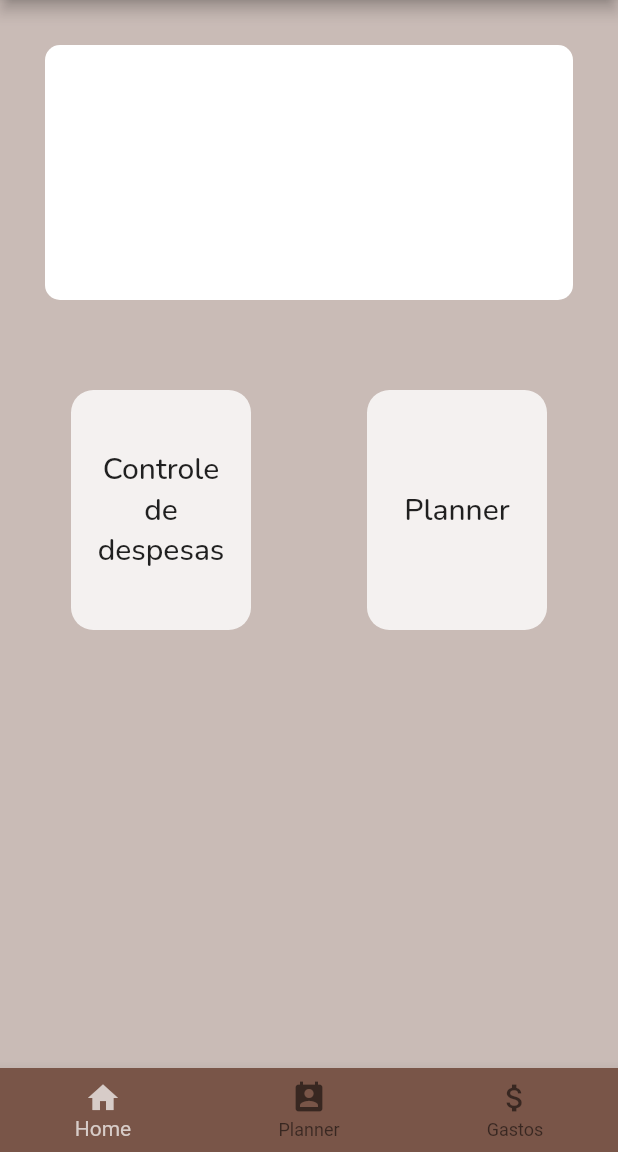
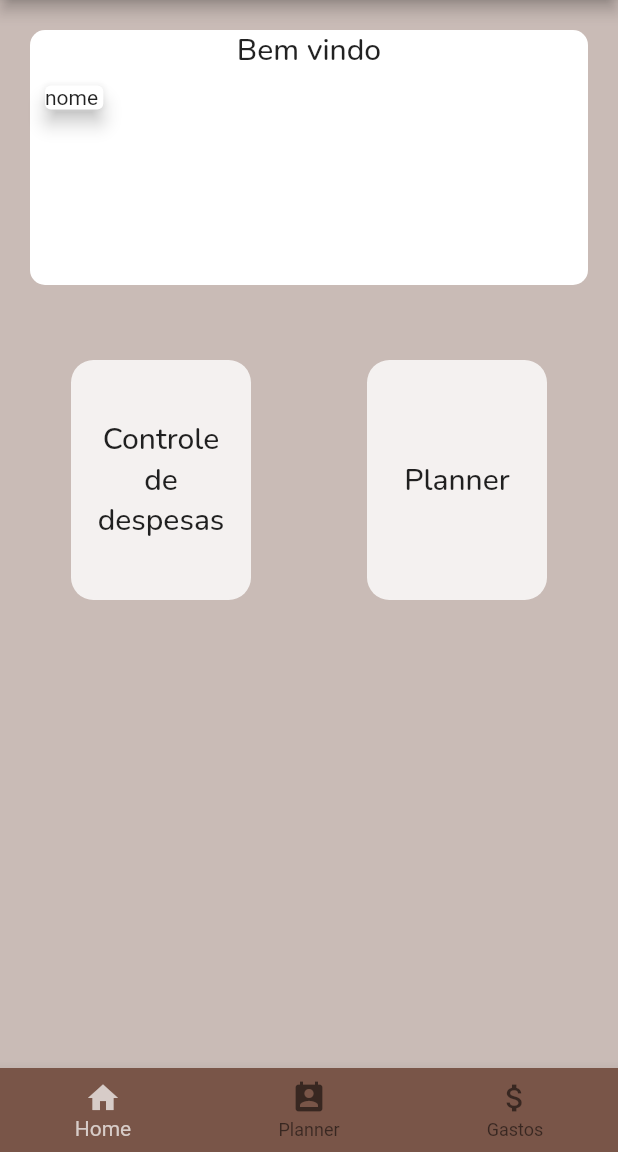
Before and after one commit to VitorL02/Vlanner, a Flutter app: the screen it shows after launch, on a phone screen of 412 x 824 dp, the part 84-1236 px from its top. Run offline on Flutter 3.47's test engine with Material 2 defaults, Android fonts, the phone set to English and light mode, and no system bars.

Commit message:
Iniciando a criação da box central,que ira conter informações das taks,e do user

```diff
--- a/lib/screens/homeScreen.dart
+++ b/lib/screens/homeScreen.dart
@@ -1,12 +1,5 @@
 import 'package:flutter/material.dart';
 import 'CostsScreen.dart';
-
-void _goScreen(BuildContext context) {
-  Navigator.push(
-    context,
-    MaterialPageRoute(builder: (context) => CostsScreen()),
-  );
-}
 
 class ScreenHome extends StatefulWidget {
   @override
@@ -20,7 +13,15 @@ class _ScreenHomeState extends State<ScreenHome> {
   void _barItemSelect(int index) {
     setState(() {
       _indexSelect = index;
+      print(_indexSelect);
     });
+  }
+
+  void _goScreen(BuildContext context) {
+    Navigator.push(
+      context,
+      MaterialPageRoute(builder: (context) => CostsScreen()),
+    );
   }
 
   Widget build(BuildContext context) {
@@ -37,12 +38,40 @@ class _ScreenHomeState extends State<ScreenHome> {
           ),
         ),
         body: Column(children: [
-          Container(
-            margin: EdgeInsets.all(30),
-            height: 170,
-            width: double.infinity,
-            decoration: BoxDecoration(
-                borderRadius: BorderRadius.circular(10), color: Colors.white),
+          Column(
+            children: [
+              Container(
+                  margin: EdgeInsets.all(20),
+                  height: 170,
+                  width: double.infinity,
+                  child: Column(
+                    children: [
+                      Container(
+                        child: Text(
+                          'Bem vindo',
+                          textAlign: TextAlign.center,
+                          // ignore: deprecated_member_use
+                          style: Theme.of(context).textTheme.title,
+                        ),
+                      ),
+                      Row(
+                        children: <Widget>[
+                          Card(
+                            elevation: 5,
+                            margin: EdgeInsets.all(10),
+                            child: Container(
+                              child: Text('nome '),
+                            ),
+                          ),
+                        ],
+                      ),
+                    ],
+                  ),
+                  decoration: BoxDecoration(
+                    borderRadius: BorderRadius.circular(10),
+                    color: Colors.white,
+                  )),
+            ],
           ),
           Row(
             crossAxisAlignment: CrossAxisAlignment.center,
```
